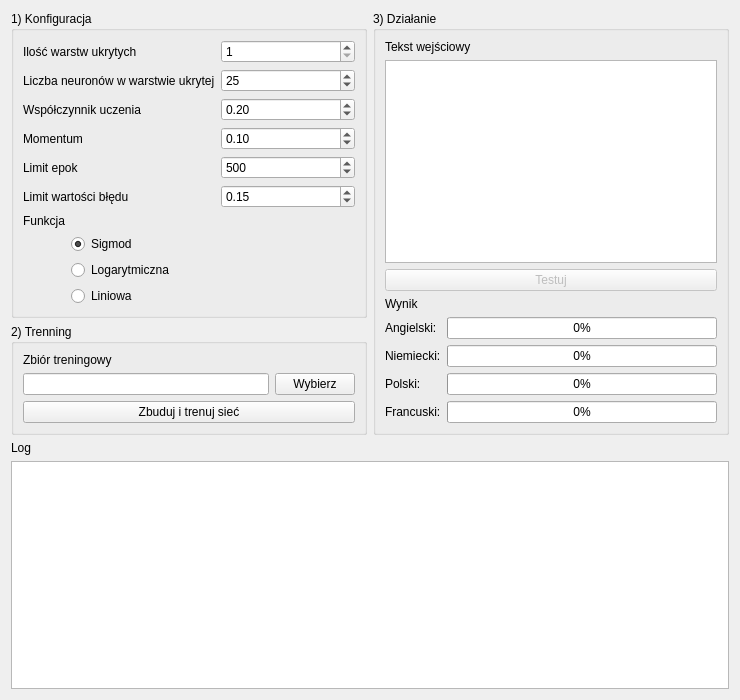
First picture: the form in bmmsi.ui, repository Mogget/BMMSI, before the edit.
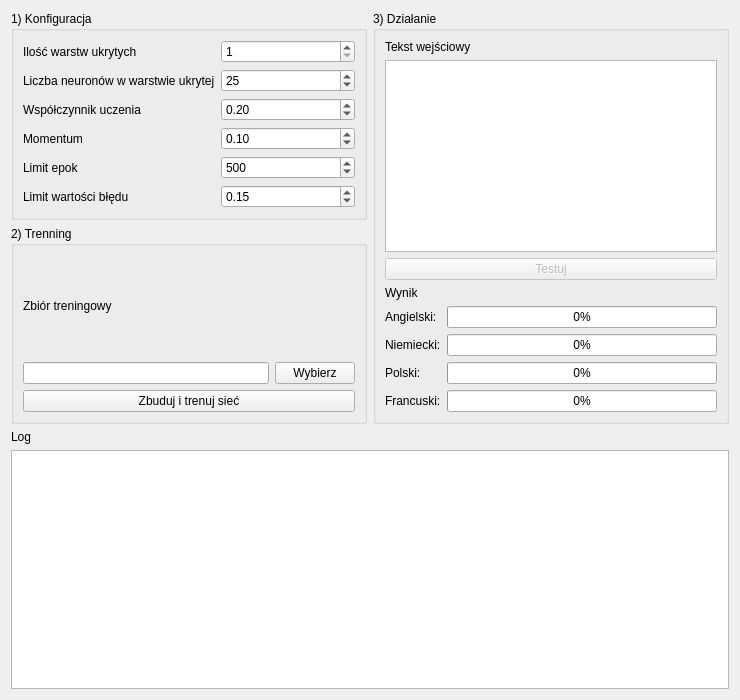
Second picture: the form after the edit.

Commit message: Screen + angielski

Patch:
```diff
--- a/bmmsi.ui
+++ b/bmmsi.ui
@@ -162,80 +162,6 @@
         </item>
        </layout>
       </item>
-      <item>
-       <layout class="QFormLayout" name="formLayout_2">
-        <item row="0" column="0">
-         <widget class="QLabel" name="label_7">
-          <property name="text">
-           <string>Funkcja</string>
-          </property>
-         </widget>
-        </item>
-        <item row="1" column="0">
-         <spacer name="horizontalSpacer">
-          <property name="orientation">
-           <enum>Qt::Horizontal</enum>
-          </property>
-          <property name="sizeHint" stdset="0">
-           <size>
-            <width>40</width>
-            <height>20</height>
-           </size>
-          </property>
-         </spacer>
-        </item>
-        <item row="1" column="1">
-         <widget class="QRadioButton" name="ic_sigmod">
-          <property name="text">
-           <string>Sigmod</string>
-          </property>
-          <property name="checked">
-           <bool>true</bool>
-          </property>
-         </widget>
-        </item>
-        <item row="2" column="0">
-         <spacer name="horizontalSpacer_2">
-          <property name="orientation">
-           <enum>Qt::Horizontal</enum>
-          </property>
-          <property name="sizeHint" stdset="0">
-           <size>
-            <width>40</width>
-            <height>20</height>
-           </size>
-          </property>
-         </spacer>
-        </item>
-        <item row="2" column="1">
-         <widget class="QRadioButton" name="ic_log">
-          <property name="text">
-           <string>Logarytmiczna</string>
-          </property>
-         </widget>
-        </item>
-        <item row="3" column="0">
-         <spacer name="horizontalSpacer_3">
-          <property name="orientation">
-           <enum>Qt::Horizontal</enum>
-          </property>
-          <property name="sizeHint" stdset="0">
-           <size>
-            <width>40</width>
-            <height>20</height>
-           </size>
-          </property>
-         </spacer>
-        </item>
-        <item row="3" column="1">
-         <widget class="QRadioButton" name="ic_liniowa">
-          <property name="text">
-           <string>Liniowa</string>
-          </property>
-         </widget>
-        </item>
-       </layout>
-      </item>
      </layout>
     </widget>
    </item>
```
The commit also changes 7 other files.
